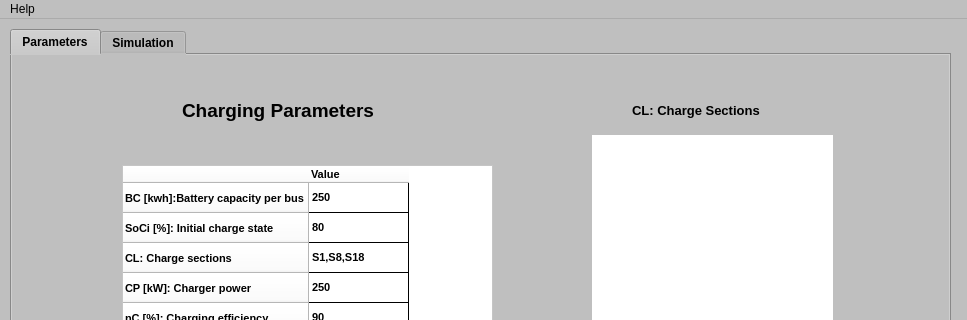
This is UI/InterfaceOpportunity.ui in Potter-Gryffindor/Proyecto-Final as Qt 5 draws it before an edit; both pictures show x 0 to 967 and y 0 to 320 of the 967 by 686 pixel window. The edited form follows.
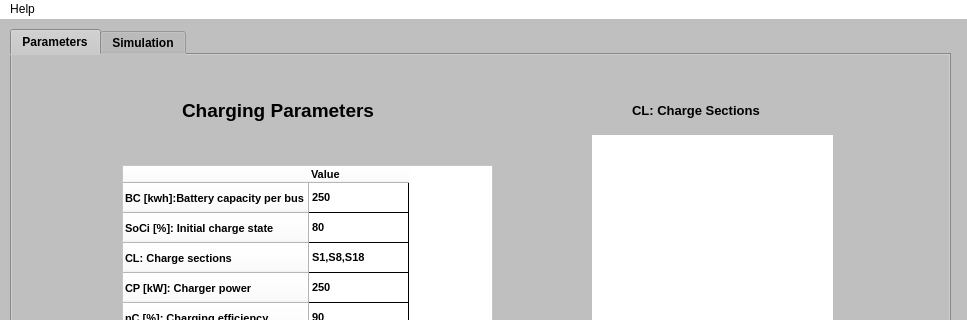
This is the edited form. Icons and pictures are not drawn.

```diff
--- a/UI/InterfaceOpportunity.ui
+++ b/UI/InterfaceOpportunity.ui
@@ -1375,6 +1375,9 @@
      <height>26</height>
     </rect>
    </property>
+   <property name="styleSheet">
+    <string notr="true">background-color: rgb(255, 255, 255);</string>
+   </property>
    <widget class="QMenu" name="menuHelp">
     <property name="title">
      <string>Help</string>
```
Left out of the diff: 9 changed lines with no effect on the pictures.
